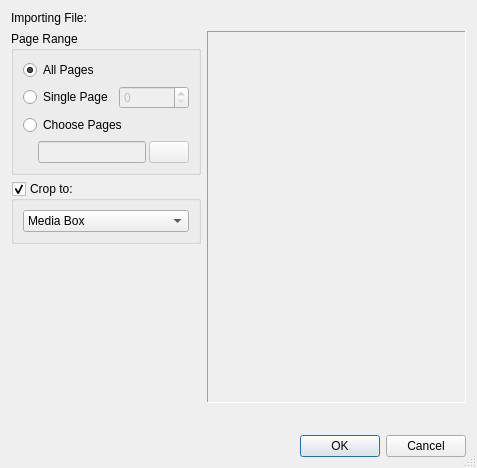
This is scribus/plugins/import/pdf/pdfimportoptions.ui in olivetthered/scribus as Qt 5 draws it before an edit. The edited form follows.
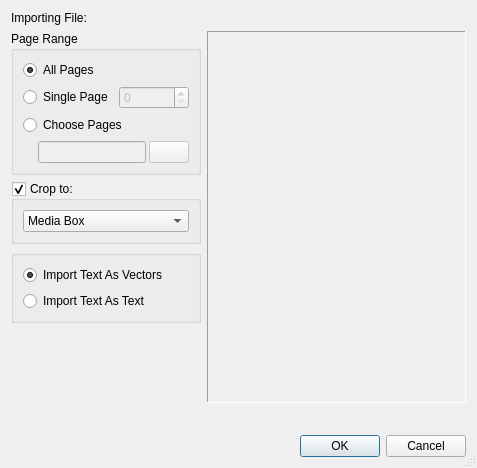
This is the edited form. Custom widgets are drawn as their Qt base class.

Commit message: add option to import text as text when importing from pdf files.

The edit to the form file:
```diff
--- a/scribus/plugins/import/pdf/pdfimportoptions.ui
+++ b/scribus/plugins/import/pdf/pdfimportoptions.ui
@@ -175,6 +175,41 @@
          </layout>
         </widget>
        </item>
+       <item>
+        <widget class="QGroupBox" name="groupBox_2">
+         <property name="sizePolicy">
+          <sizepolicy hsizetype="Preferred" vsizetype="Maximum">
+           <horstretch>0</horstretch>
+           <verstretch>0</verstretch>
+          </sizepolicy>
+         </property>
+         <property name="title">
+          <string/>
+         </property>
+         <layout class="QVBoxLayout" name="verticalLayout_8">
+          <item>
+           <widget class="QRadioButton" name="textAsVectors">
+            <property name="enabled">
+             <bool>true</bool>
+            </property>
+            <property name="text">
+             <string>Import Text As Vectors</string>
+            </property>
+            <property name="checked">
+             <bool>true</bool>
+            </property>
+           </widget>
+          </item>
+          <item>
+           <widget class="QRadioButton" name="radioButton_2">
+            <property name="text">
+             <string>Import Text As Text</string>
+            </property>
+           </widget>
+          </item>
+         </layout>
+        </widget>
+       </item>
        <item>
         <spacer name="verticalSpacer">
          <property name="orientation">
```
The commit also changes 2 other files.
